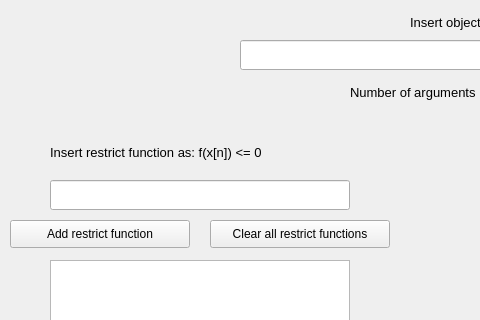
First picture: the form in ApplicationGUI.ui, repository baremixas/Differential-Evolution, before the edit; both pictures show x 0 to 480 and y 0 to 320 of the 1028 by 720 pixel window.
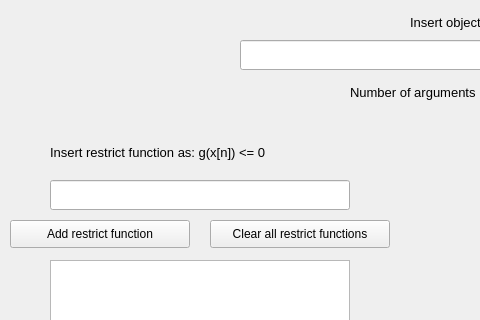
Second picture: the form after the edit.

Commit message: Add restriction plot

The edit to the form file:
```diff
--- a/ApplicationGUI.ui
+++ b/ApplicationGUI.ui
@@ -87,7 +87,7 @@
     </font>
    </property>
    <property name="text">
-    <string>Insert restrict function as:  f(x[n]) &lt;= 0</string>
+    <string>Insert restrict function as:  g(x[n]) &lt;= 0</string>
    </property>
   </widget>
   <widget class="QLineEdit" name="line_insert_restrict_function">
```
The commit also changes 2 other files.
